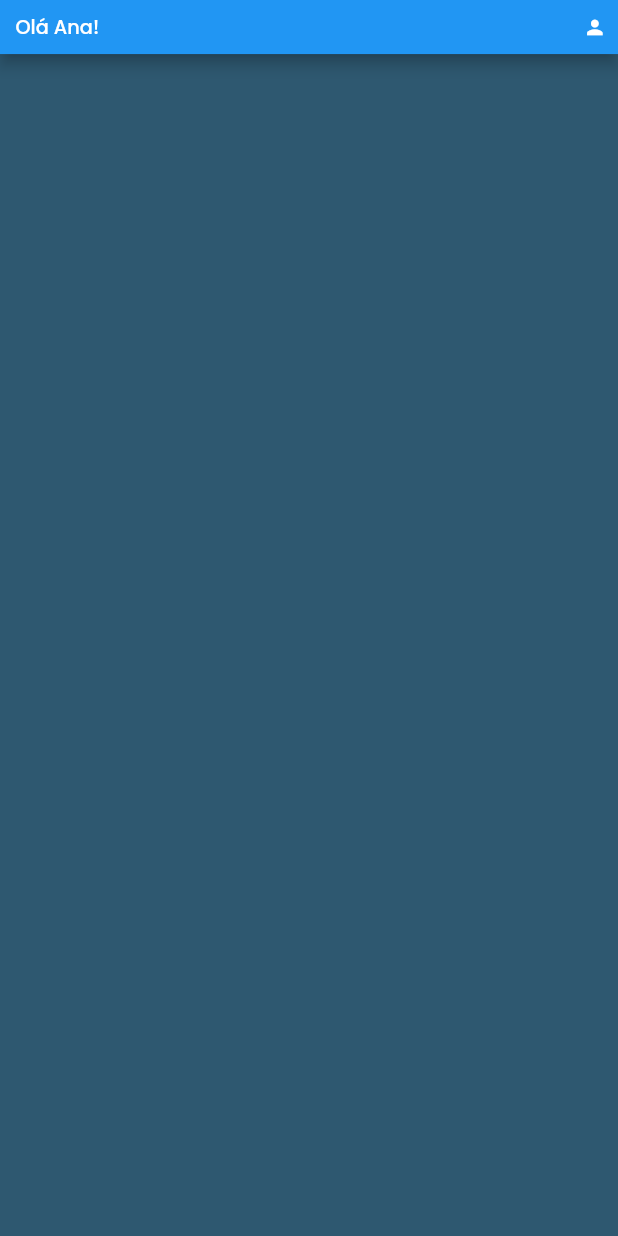
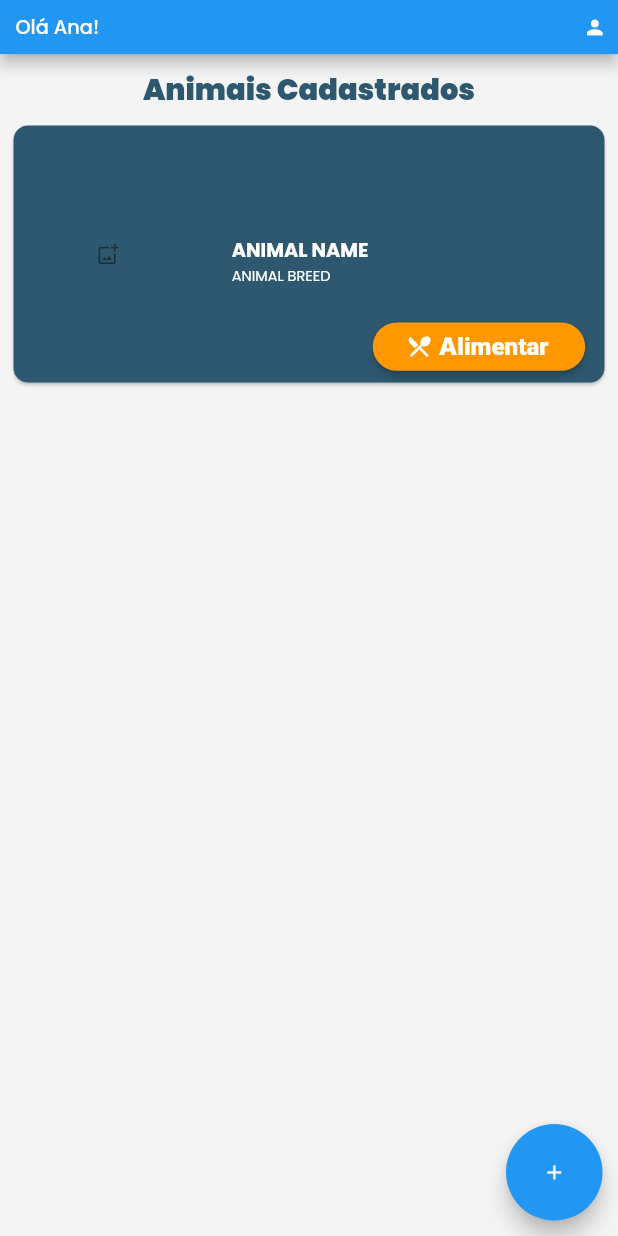
Before and after one commit to lmtsufape/nutricao-animal-app, a Flutter app: the screen it shows after launch, on a phone screen of 412 x 824 dp. Run offline on Flutter 3.47's test engine with Material 2 defaults, Android fonts, the phone set to English and light mode, and no system bars; our stand-ins replace device_preview, dio, google_fonts, responsive_framework.

Commit message:
Criação do protótipo do card da home screen e do botão flutuante

```diff
--- a/lib/screens/home/home_screen.dart
+++ b/lib/screens/home/home_screen.dart
@@ -4,16 +4,166 @@ import 'package:flutter/src/widgets/framework.dart';
 import 'package:provider/provider.dart';
 import 'package:thunderapp/shared/constants/app_theme.dart';
 import 'package:thunderapp/shared/constants/style_constants.dart';
+import 'package:thunderapp/screens/screens_index.dart';
 
-class HomeScreen extends StatelessWidget {
-  const HomeScreen({Key? key}) : super(key: key);
+class _HomeScreenState extends State<HomeScreen> {
+  @override
+  Widget build(BuildContext context) {
+    return Scaffold(
+      backgroundColor: kBackgroundColor,
+      appBar: AppBarCustom(context),
+      body: Column(
+        children: [
+          Padding(
+            padding: const EdgeInsets.only(top: 15.0),
+            child: Text(
+              'Animais Cadastrados',
+              textDirection: TextDirection.ltr,
+              style: TextStyle(
+                fontSize: 30.0,
+                color: kPrimaryColor,
+                fontWeight: FontWeight.w900,
+              ),
+            ),
+          ),
+          //Precisa de Animais cadastrados para funcionar
+          /*ListView.builder(
+        itemCount: widget._animals.length,
+        itemBuilder: (context, index) {
+          final animalIndex = widget._animals[index];
+          return CardHomeScreen(animalIndex);
+        },
+        ),*/
+          CardHomeScreen(),
+        ],
+      ),
+      floatingActionButton: SizedBox(
+        height: 100,
+        width: 100,
+        child: FloatingActionButton(
+          child: Icon(Icons.add),
+          onPressed: () {},
+        ),
+      ),
+    );
+  }
+}
+
+class HomeScreen extends StatefulWidget {
+  //final List<Animal> _animals = [];
+
+  @override
+  State<HomeScreen> createState() => _HomeScreenState();
+}
+
+class CardHomeScreen extends StatelessWidget {
+  //final Animal _animal;
+
+  //CardHomeScreen(this._animal);
+
+  static const Color white = Color(0xFFFFFFFF);
+  static const Color orange = Color(0xFFFF9800);
+
+  static ButtonStyle style = ElevatedButton.styleFrom(
+      backgroundColor: orange,
+      textStyle: const TextStyle(fontSize: 20),
+      shape: RoundedRectangleBorder(borderRadius: BorderRadius.circular(50.0)));
 
   @override
   Widget build(BuildContext context) {
-    return Scaffold(
-      backgroundColor: kPrimaryColor,
-      appBar: AppBarCustom(context),
-      body: Container(),
+    return InkWell(
+      onTap: () => Navigator.pushNamed(context, Screens.user),
+      child: Ink(
+        child: Padding(
+          padding: const EdgeInsets.all(10.0),
+          child: Card(
+            color: kPrimaryColor,
+            shape: RoundedRectangleBorder(
+              borderRadius: BorderRadius.circular(15.0),
+            ),
+            child:
+            Column(
+              mainAxisSize: MainAxisSize.max,
+              children: [
+                const ListTile(
+                  leading: Padding(
+                    padding: EdgeInsets.only(top: 105.0, left: 70.0),
+                    child: Icon(Icons.add_photo_alternate_outlined),
+                  ),
+                  title: Padding(
+                    padding: EdgeInsets.only(top: 110.0, left: 100.0),
+                    child: Text(
+                      'ANIMAL NAME',
+                      style: TextStyle(
+                          fontSize: 20.0,
+                          color: white,
+                          fontWeight: FontWeight.w700),
+                    ),
+                  ),
+                  subtitle: Padding(
+                    padding: EdgeInsets.only(left: 100.0, bottom: 25),
+                    child: Text(
+                      'ANIMAL BREED',
+                      style: TextStyle(
+                        fontSize: 15.0,
+                        color: white,
+                      ),
+                    ),
+                  ),
+                ),
+                Row(
+                  mainAxisAlignment: MainAxisAlignment.end,
+                  children: [
+                    Padding(
+                      padding: const EdgeInsets.fromLTRB(8.0, 8.0, 20.0, 12.0),
+                      child: SizedBox(
+                        width: 220,
+                        height: 50,
+                        child: ElevatedButton.icon(
+                          style: style,
+                          onPressed: () => Navigator.pushNamed(context, Screens.home),
+                          icon: Icon(
+                            Icons.restaurant_menu,
+                            color: white,
+                            size: 28.0,
+                            textDirection: TextDirection.ltr,
+                          ),
+                          label: Text(
+                            'Alimentar',
+                            style: TextStyle(
+                                color: white,
+                                fontSize: 25,
+                                fontWeight: FontWeight.w800),
+                          ),
+                          /*child: Wrap(
+                            children: [
+                              Icon(Icons.restaurant, color: white, size: 24,),
+                              Text('ALimentar', style: TextStyle(fontSize: 20, color: white, fontWeight: FontWeight.w800)),
+                            ],
+                          ),*/
+                        ),
+                      ),
+                    ),
+                    const SizedBox(height: 50),
+                  ],
+                ),
+              ],
+            ),
+          ),
+        ),
+      ),
     );
   }
 }
+
+/*class Animal{
+
+  final String animalName;
+
+  Animal(this.animalName);
+
+  @override
+  String toString() {
+    return 'Animal{animalName: $animalName}';
+  }
+}*/
--- a/lib/screens/user screen/user_screen.dart
+++ b/lib/screens/user screen/user_screen.dart
@@ -10,6 +10,7 @@ class UserScreen extends StatelessWidget {
   Widget build(BuildContext context) {
     return Scaffold(
       appBar: AppBarCustom(context),
+      body: Container(),
     );
   }
 }
```
